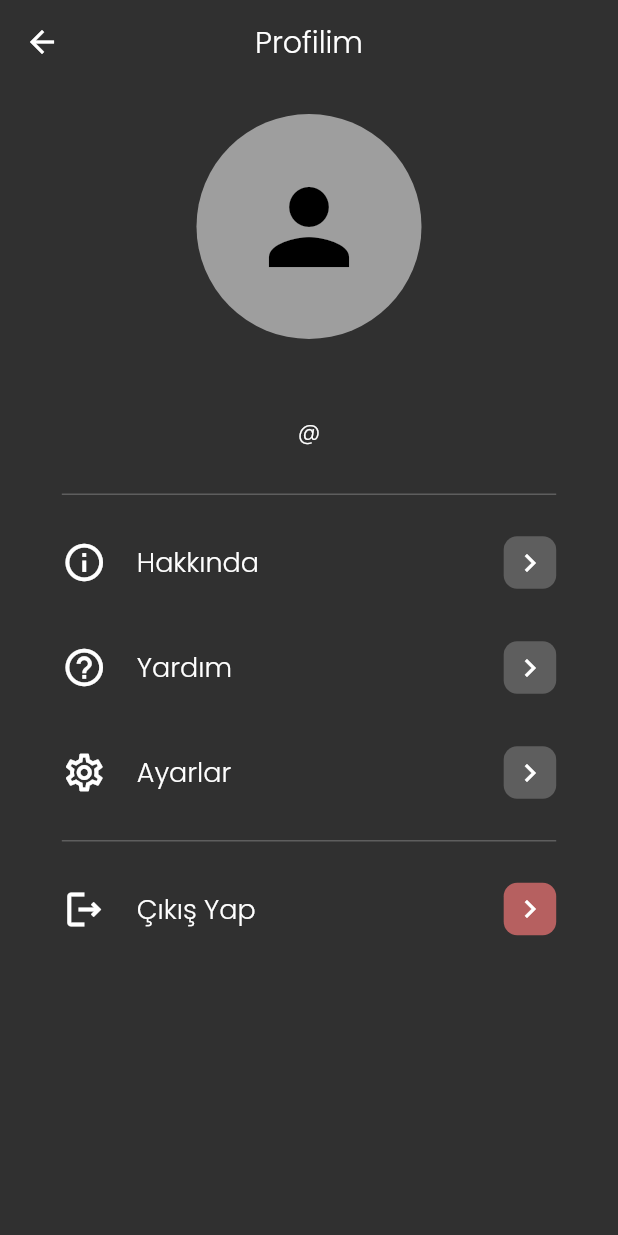
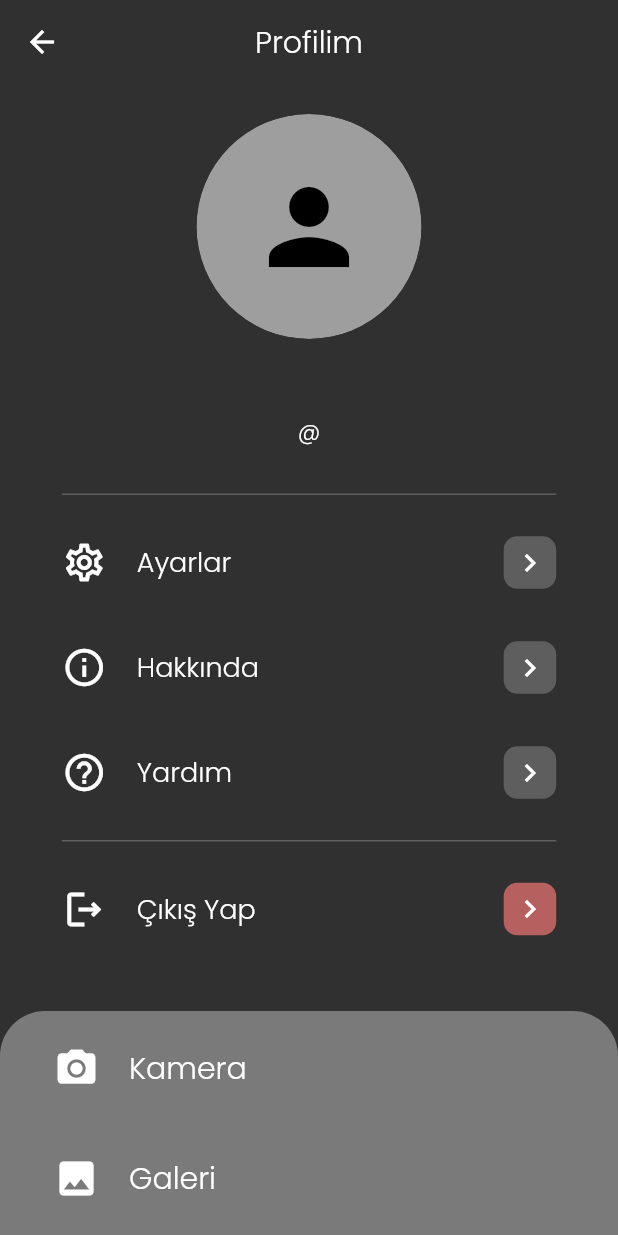
Before and after one commit to cemerenb/firebase_integrated_app, a Flutter app: the Profile screen opened directly with empty values, after a tap on the "person" icon, on a phone screen of 412 x 824 dp. Run offline on Flutter 3.47's test engine with Material 2 defaults, Android fonts, the phone set to English and light mode, and no system bars; our stand-ins replace cached_network_image, cloud_firestore, connectivity_plus, firebase_auth, firebase_core, firebase_storage and 3 more; missing offline and left inert: flutter_barcode_scanner, flutter_randomcolor, pattern_formatter, time_machine; accounts and stored records are empty; network calls fail.

Commit message:
Project done

```diff
--- a/lib/pages/add_item_search_result.dart
+++ b/lib/pages/add_item_search_result.dart
@@ -1,7 +1,7 @@
 import 'dart:developer';
 
 import 'package:cloud_firestore/cloud_firestore.dart';
-import 'package:pirim_depo/pages/add_inventory_data.dart';
+import 'package:pirim_depo/pages/add_Inventory_Data';
 import 'package:pirim_depo/utils/dialog.dart';
 import 'package:pirim_depo/utils/navigation.dart';
 import 'package:flutter/material.dart';
--- a/lib/pages/profile.dart
+++ b/lib/pages/profile.dart
@@ -1,67 +1,49 @@
-import 'dart:async';
 import 'dart:developer';
 import 'dart:io';
-
+import 'package:cloud_firestore/cloud_firestore.dart';
+import 'package:pirim_depo/pages/about.dart';
+import 'package:pirim_depo/pages/admin_switch.dart';
+import 'package:pirim_depo/pages/help.dart';
+import 'package:pirim_depo/pages/starting_page.dart';
+import 'package:pirim_depo/utils/get_data_firestore.dart';
+import 'package:flutter_cache_manager/flutter_cache_manager.dart';
 import 'package:cached_network_image/cached_network_image.dart';
-import 'package:cloud_firestore/cloud_firestore.dart';
 import 'package:firebase_auth/firebase_auth.dart';
 import 'package:firebase_storage/firebase_storage.dart';
 import 'package:flutter/material.dart';
-import 'package:flutter_cache_manager/flutter_cache_manager.dart';
 import 'package:image_picker/image_picker.dart';
-import 'package:pirim_depo/pages/about.dart';
-import 'package:pirim_depo/pages/admin_switch.dart';
-import 'package:pirim_depo/pages/help.dart';
-import 'package:pirim_depo/pages/settings.dart';
-import 'package:pirim_depo/pages/starting_page.dart';
-import 'package:pirim_depo/services/auth.dart';
-import 'package:pirim_depo/utils/get_data_firestore.dart';
-import 'package:pirim_depo/utils/navigation.dart';
-import 'package:pirim_depo/utils/text.dart';
-
+import '../services/auth.dart';
+import '../utils/navigation.dart';
 import 'login_page.dart';
 
-// ignore: must_be_immutable
 class Profile extends StatefulWidget {
-  late String profileImageUrl;
-  late String name;
-  late String userName;
-
-  Profile({
-    super.key,
-    required this.profileImageUrl,
-    required this.name,
-    required this.userName,
-  });
-
+  const Profile(
+      {Key? key,
+      required String profileImageUrl,
+      required String name,
+      required String userName})
+      : super(key: key);
   @override
   State<Profile> createState() => _ProfileState();
 }
 
 class _ProfileState extends State<Profile> {
   late bool hasProfileImage = false;
-  String profileImageUrl = '';
-  String lastProfileImageUrl = '';
-  late bool isVisible = false;
+  String profileImageUrl = "";
   var user = FirebaseAuth.instance.currentUser;
   var email = FirebaseAuth.instance.currentUser?.email.toString();
   var uid = FirebaseAuth.instance.currentUser!.uid.toString();
-
   @override
   void initState() {
+    super.initState();
+    getUserName(uid);
+    name = getName(uid);
     getIdNo(uid);
-
-    isVisible = getOwnerStatus(uid);
-    setState(() {});
-    getImage();
     checkProfileImage();
-    super.initState();
   }
 
   Future<void> checkProfileImage() async {
-    Reference ref = FirebaseStorage.instance
-        .ref()
-        .child("${FirebaseAuth.instance.currentUser?.uid}.jpg");
+    Reference ref = FirebaseStorage.instance.ref().child("${user?.uid}.jpg");
     try {
       String downloadUrl = await ref.getDownloadURL();
       if (downloadUrl.isNotEmpty) {
@@ -89,9 +71,7 @@ class _ProfileState extends State<Profile> {
                     color: Color.fromARGB(255, 122, 122, 122),
                     borderRadius: BorderRadius.only(
                         topLeft: Radius.circular(30),
-                  topRight: Radius.circular(30),
-                ),
-              ),
+                        topRight: Radius.circular(30))),
                 height: 150,
                 child: Column(
                   mainAxisAlignment: MainAxisAlignment.spaceEvenly,
@@ -99,17 +79,13 @@ class _ProfileState extends State<Profile> {
                     MaterialButton(
                       onPressed: () {
                         pickUploadImage(true);
-
-                      setState(() {
-                        log('setState');
-                      });
                       },
-                    child: SizedBox(
+                      child: const SizedBox(
                         height: 70,
                         child: Row(
                           mainAxisAlignment: MainAxisAlignment.start,
                           children: [
-                          const Padding(
+                            Padding(
                               padding: EdgeInsets.only(left: 20.0, right: 20),
                               child: Icon(
                                 Icons.photo_camera,
@@ -117,8 +93,8 @@ class _ProfileState extends State<Profile> {
                               ),
                             ),
                             Text(
-                            camera,
-                            style: const TextStyle(fontSize: 20),
+                              'Kamera',
+                              style: TextStyle(fontSize: 20),
                             )
                           ],
                         ),
@@ -126,18 +102,15 @@ class _ProfileState extends State<Profile> {
                     ),
                     MaterialButton(
                       onPressed: () {
-                      pickUploadImage(true);
-
-                      setState(() {
-                        log('setState');
-                      });
+                        Navigator.pop(context);
+                        pickUploadImage(false);
                       },
-                    child: SizedBox(
+                      child: const SizedBox(
                         height: 70,
                         child: Row(
                           mainAxisAlignment: MainAxisAlignment.start,
                           children: [
-                          const Padding(
+                            Padding(
                               padding: EdgeInsets.only(left: 20.0, right: 20),
                               child: Icon(
                                 Icons.photo,
@@ -145,8 +118,8 @@ class _ProfileState extends State<Profile> {
                               ),
                             ),
                             Text(
-                            gallery,
-                            style: const TextStyle(fontSize: 20),
+                              'Galeri',
+                              style: TextStyle(fontSize: 20),
                             )
                           ],
                         ),
@@ -157,11 +130,10 @@ class _ProfileState extends State<Profile> {
               );
             },
           );
-      },
-    );
+        });
   }
 
-  pickUploadImage(bool chose) async {
+  void pickUploadImage(bool chose) async {
     XFile? image;
     if (chose) {
       image = await ImagePicker().pickImage(
@@ -170,7 +142,6 @@ class _ProfileState extends State<Profile> {
         maxWidth: 512,
         imageQuality: 75,
       );
-      await checkProfileImage();
     } else if (!chose) {
       image = await ImagePicker().pickImage(
         source: ImageSource.gallery,
@@ -178,13 +149,10 @@ class _ProfileState extends State<Profile> {
         maxWidth: 512,
         imageQuality: 75,
       );
-      await checkProfileImage();
     }
-
     Reference ref = FirebaseStorage.instance
         .ref()
-        .child('${FirebaseAuth.instance.currentUser?.uid}.jpg');
-
+        .child("${FirebaseAuth.instance.currentUser?.uid}.jpg");
     await ref.putFile(File(image!.path));
     String downloadUrl = await ref.getDownloadURL();
     if (downloadUrl.isNotEmpty) {
@@ -194,7 +162,6 @@ class _ProfileState extends State<Profile> {
       });
     }
     final imageBytes = await ref.getData(10000000);
-
     // Put the image file in the cache
     await DefaultCacheManager().putFile(profileImageUrl, imageBytes!);
   }
@@ -206,124 +173,68 @@ class _ProfileState extends State<Profile> {
         automaticallyImplyLeading: false,
         leading: IconButton(
             onPressed: () async {
-            log('Profile name: ${widget.name}');
-            log('Profile userName: ${widget.userName}');
               Navigation.addRoute(
                   context,
                   StartPage(
                     email: getEmail(FirebaseAuth.instance.currentUser!.uid),
-                isAdmin: getAdminStatus(FirebaseAuth.instance.currentUser!.uid),
-                name: widget.name,
-                userName: widget.userName,
-              ),
-            );
+                    isAdmin:
+                        getAdminStatus(FirebaseAuth.instance.currentUser!.uid),
+                    name: getName(uid),
+                    userName: getUserName(uid),
+                  ));
             },
-          icon: const Icon(Icons.arrow_back),
-        ),
-        title: Text(profile),
+            icon: const Icon(Icons.arrow_back)),
+        title: const Text('Profilim'),
       ),
       body: Center(
         child: Column(
           children: [
-            hasProfileImage
-                ? GestureDetector(
-                    onTap: () async {
-                      userName = await getUserName(
-                          FirebaseAuth.instance.currentUser!.uid);
-
-                      name =
-                          await getName(FirebaseAuth.instance.currentUser!.uid);
-                      Timer.run(() {
-                        if (mounted) {
-                          Navigator.push(
-                              context,
-                              MaterialPageRoute(
-                                builder: (context) => Profile(
-                                  profileImageUrl: profileImageUrl.toString(),
-                                  name: name,
-                                  userName: userName,
-                                ),
-                              ));
-                        }
-                      });
+            Padding(
+              padding: const EdgeInsets.all(20.0),
+              child: GestureDetector(
+                  onTap: () {
+                    bottomSheet(context);
                   },
-                    child: Padding(
-                      padding: const EdgeInsets.all(6.0),
                   child: SizedBox(
                       height: 150,
                       width: 150,
                       child: ClipRRect(
                         borderRadius: BorderRadius.circular(100),
-                          child: CachedNetworkImage(
-                            imageUrl: getImage().toString(),
-                            imageBuilder: (context, imageProvider) => Container(
-                              decoration: BoxDecoration(
-                                shape: BoxShape.circle,
-                                image: DecorationImage(
+                        child: hasProfileImage
+                            ? CachedNetworkImage(
+                                key: UniqueKey(),
+                                imageUrl: profileImageUrl,
+                                placeholder: (context, url) =>
+                                    const CircularProgressIndicator(
+                                  strokeWidth: 20,
+                                  color: Colors.black,
+                                ),
+                                height: 50,
+                                width: 50,
                                 fit: BoxFit.cover,
-                                  image: NetworkImage(profileImageUrl),
-                                ),
-                              ),
-                            ),
-                            placeholder: (context, url) => Container(
-                              width: 150,
-                              height: 150,
-                              decoration: const BoxDecoration(
-                                shape: BoxShape.circle,
-                              ),
-                              child: const CircularProgressIndicator(),
-                            ),
-                            errorWidget: (context, url, error) => const Icon(
-                              Icons.error,
-                              color: Colors.red,
-                            ),
-                          ),
-                        ),
-                      ),
-                    ),
                               )
-                : Padding(
-                    padding: const EdgeInsets.all(20.0),
-                    child: GestureDetector(
-                      onTap: () async {
-                        userName = await getUserName(
-                            FirebaseAuth.instance.currentUser!.uid);
-                        name = await getName(
-                            FirebaseAuth.instance.currentUser!.uid);
-                        if (mounted) {
-                          Navigation.addRoute(
-                              context,
-                              Profile(
-                                profileImageUrl: profileImageUrl.toString(),
-                                name: name,
-                                userName: userName,
-                              ));
-                        }
-                      },
-                      child: Container(
+                            : Container(
                                 height: 150,
                                 width: 150,
                                 decoration: const BoxDecoration(
-                          color: Colors.grey,
-                          shape: BoxShape.circle,
-                        ),
+                                    color: Colors.grey, shape: BoxShape.circle),
                                 child: const Icon(
                                   Icons.person,
                                   size: 80,
                                   color: Colors.black,
                                 ),
                               ),
-                    ),
+                      ))),
             ),
             Center(
               child: Text(
-                widget.name.toString(),
+                name.toString(),
                 style: const TextStyle(fontSize: 20),
               ),
             ),
             Center(
               child: Text(
-                '@${widget.userName.toString()}',
+                "@${userName.toString()}",
                 style: const TextStyle(fontSize: 15),
               ),
             ),
@@ -333,6 +244,38 @@ class _ProfileState extends State<Profile> {
                 color: const Color.fromARGB(97, 168, 168, 168),
                 height: 1,
                 width: MediaQuery.of(context).size.width * 0.8,
+              ),
+            ),
+            MaterialButton(
+              onPressed: () {},
+              child: SizedBox(
+                height: 70,
+                width: MediaQuery.of(context).size.width * 0.8,
+                child: Row(
+                  mainAxisAlignment: MainAxisAlignment.spaceAround,
+                  children: [
+                    const Icon(
+                      Icons.settings_outlined,
+                      size: 30,
+                    ),
+                    const Padding(
+                      padding: EdgeInsets.only(left: 20),
+                      child: Text(
+                        'Ayarlar',
+                        style: TextStyle(
+                            fontSize: 18, fontWeight: FontWeight.w500),
+                      ),
+                    ),
+                    const Spacer(),
+                    Container(
+                        height: 35,
+                        width: 35,
+                        decoration: BoxDecoration(
+                            color: const Color.fromARGB(97, 168, 168, 168),
+                            borderRadius: BorderRadius.circular(9)),
+                        child: const Icon(Icons.keyboard_arrow_right))
+                  ],
+                ),
               ),
             ),
             MaterialButton(
@@ -349,14 +292,12 @@ class _ProfileState extends State<Profile> {
                       Icons.info_outline,
                       size: 30,
                     ),
-                    Padding(
-                      padding: const EdgeInsets.only(left: 20),
+                    const Padding(
+                      padding: EdgeInsets.only(left: 20),
                       child: Text(
-                        about,
-                        style: const TextStyle(
-                          fontSize: 18,
-                          fontWeight: FontWeight.w500,
-                        ),
+                        'Hakkında',
+                        style: TextStyle(
+                            fontSize: 18, fontWeight: FontWeight.w500),
                       ),
                     ),
                     const Spacer(),
@@ -365,10 +306,8 @@ class _ProfileState extends State<Profile> {
                         width: 35,
                         decoration: BoxDecoration(
                             color: const Color.fromARGB(97, 168, 168, 168),
-                        borderRadius: BorderRadius.circular(9),
-                      ),
-                      child: const Icon(Icons.keyboard_arrow_right),
-                    ),
+                            borderRadius: BorderRadius.circular(9)),
+                        child: const Icon(Icons.keyboard_arrow_right))
                   ],
                 ),
               ),
@@ -378,9 +317,8 @@ class _ProfileState extends State<Profile> {
                 Navigation.addRoute(context, const Help());
               },
               child: Container(
-                decoration: BoxDecoration(
-                  borderRadius: BorderRadius.circular(10),
-                ),
+                decoration:
+                    BoxDecoration(borderRadius: BorderRadius.circular(10)),
                 height: 70,
                 width: MediaQuery.of(context).size.width * 0.8,
                 child: Row(
@@ -390,49 +328,11 @@ class _ProfileState extends State<Profile> {
                       Icons.help_outline,
                       size: 30,
                     ),
-                    Padding(
-                      padding: const EdgeInsets.only(left: 20),
+                    const Padding(
+                      padding: EdgeInsets.only(left: 20),
                       child: Text(
-                        help,
-                        style: const TextStyle(
-                          fontSize: 18,
-                          fontWeight: FontWeight.w500,
-                        ),
-                      ),
-                    ),
-                    const Spacer(),
-                    Container(
-                      height: 35,
-                      width: 35,
-                      decoration: BoxDecoration(
-                        color: const Color.fromARGB(97, 168, 168, 168),
-                        borderRadius: BorderRadius.circular(9),
-                      ),
-                      child: const Icon(Icons.keyboard_arrow_right),
-                    ),
-                  ],
-                ),
-              ),
-            ),
-            MaterialButton(
-              onPressed: () {
-                Navigation.addRoute(context, const SettingsPage());
-              },
-              child: SizedBox(
-                height: 70,
-                width: MediaQuery.of(context).size.width * 0.8,
-                child: Row(
-                  mainAxisAlignment: MainAxisAlignment.spaceAround,
-                  children: [
-                    const Icon(
-                      Icons.settings_outlined,
-                      size: 30,
-                    ),
-                    Padding(
-                      padding: const EdgeInsets.only(left: 20),
-                      child: Text(
-                        settings,
-                        style: const TextStyle(
+                        'Yardım',
+                        style: TextStyle(
                             fontSize: 18, fontWeight: FontWeight.w500),
                       ),
                     ),
@@ -449,15 +349,14 @@ class _ProfileState extends State<Profile> {
               ),
             ),
             Visibility(
-              visible: isVisible,
+              visible: getOwnerStatus(FirebaseAuth.instance.currentUser!.uid),
               child: MaterialButton(
                 onPressed: () {
                   Navigation.addRoute(context, const AdminSwitchPage());
                 },
                 child: Container(
-                  decoration: BoxDecoration(
-                    borderRadius: BorderRadius.circular(10),
-                  ),
+                  decoration:
+                      BoxDecoration(borderRadius: BorderRadius.circular(10)),
                   height: 70,
                   width: MediaQuery.of(context).size.width * 0.8,
                   child: Row(
@@ -467,14 +366,12 @@ class _ProfileState extends State<Profile> {
                         Icons.admin_panel_settings_outlined,
                         size: 30,
                       ),
-                      Padding(
-                        padding: const EdgeInsets.only(left: 20),
+                      const Padding(
+                        padding: EdgeInsets.only(left: 20),
                         child: Text(
-                          adminPanel,
-                          style: const TextStyle(
-                            fontSize: 18,
-                            fontWeight: FontWeight.w500,
-                          ),
+                          'Yönetici Paneli',
+                          style: TextStyle(
+                              fontSize: 18, fontWeight: FontWeight.w500),
                         ),
                       ),
                       const Spacer(),
@@ -483,10 +380,8 @@ class _ProfileState extends State<Profile> {
                           width: 35,
                           decoration: BoxDecoration(
                               color: const Color.fromARGB(97, 168, 168, 168),
-                          borderRadius: BorderRadius.circular(9),
-                        ),
-                        child: const Icon(Icons.keyboard_arrow_right),
-                      ),
+                              borderRadius: BorderRadius.circular(9)),
+                          child: const Icon(Icons.keyboard_arrow_right))
                     ],
                   ),
                 ),
@@ -507,15 +402,12 @@ class _ProfileState extends State<Profile> {
                     .doc(FirebaseAuth.instance.currentUser!.uid)
                     .update({'isLogedIn': 0});
                 AuthService.signOut();
-                if (mounted) {
+                // ignore: use_build_context_synchronously
                 Navigator.pushAndRemoveUntil(
                   context,
-                    MaterialPageRoute(
-                      builder: (context) => const LoginPage(),
-                    ),
+                  MaterialPageRoute(builder: (context) => const LoginPage()),
                   (route) => false,
                 );
-                }
               },
               child: SizedBox(
                 height: 70,
@@ -527,14 +419,12 @@ class _ProfileState extends State<Profile> {
                       Icons.logout_outlined,
                       size: 30,
                     ),
-                    Padding(
-                      padding: const EdgeInsets.only(left: 20),
+                    const Padding(
+                      padding: EdgeInsets.only(left: 20),
                       child: Text(
-                        logOut,
-                        style: const TextStyle(
-                          fontSize: 18,
-                          fontWeight: FontWeight.w500,
-                        ),
+                        'Çıkış Yap',
+                        style: TextStyle(
+                            fontSize: 18, fontWeight: FontWeight.w500),
                       ),
                     ),
                     const Spacer(),
@@ -543,10 +433,8 @@ class _ProfileState extends State<Profile> {
                         width: 35,
                         decoration: BoxDecoration(
                             color: const Color.fromARGB(187, 231, 113, 113),
-                        borderRadius: BorderRadius.circular(9),
-                      ),
-                      child: const Icon(Icons.keyboard_arrow_right),
-                    ),
+                            borderRadius: BorderRadius.circular(9)),
+                        child: const Icon(Icons.keyboard_arrow_right))
                   ],
                 ),
               ),
@@ -555,12 +443,6 @@ class _ProfileState extends State<Profile> {
         ),
       ),
     );
-  }
-
-  getImage() {
-    checkProfileImage();
-    return profileImageUrl;
-  }
   }
 
   TextField inputDecoration(String hintText) {
@@ -572,10 +454,10 @@ TextField inputDecoration(String hintText) {
       decoration: InputDecoration(
           disabledBorder: OutlineInputBorder(
               borderRadius: BorderRadius.circular(15),
-        borderSide: const BorderSide(color: Color.fromARGB(255, 66, 66, 66)),
-      ),
+              borderSide:
+                  const BorderSide(color: Color.fromARGB(255, 66, 66, 66))),
           hintText: hintText,
-      contentPadding: const EdgeInsets.all(15.0),
-    ),
+          contentPadding: const EdgeInsets.all(15.0)),
     );
   }
+}
--- a/lib/pages/starting_page.dart
+++ b/lib/pages/starting_page.dart
@@ -5,7 +5,7 @@ import 'package:cached_network_image/cached_network_image.dart';
 import 'package:firebase_auth/firebase_auth.dart';
 import 'package:flutter/material.dart';
 import 'package:flutter/services.dart';
-import 'package:pirim_depo/pages/add_inventory_data.dart';
+import 'package:pirim_depo/pages/add_Inventory_Data';
 import 'package:pirim_depo/pages/add_item.dart';
 import 'package:pirim_depo/pages/profile.dart';
 import 'package:pirim_depo/pages/scan_result.dart';
--- a/lib/utils/dialog.dart
+++ b/lib/utils/dialog.dart
@@ -1,7 +1,7 @@
 import 'package:flutter/material.dart';
 import 'package:pirim_depo/utils/text.dart';
 
-import '../pages/add_inventory_data.dart';
+import '../pages/add_Inventory_Data';
 
 Future<void> showMyDialog(context, String data) async {
   return showDialog<void>(
```
Also changed, not shown: 2 other files. Lines whose indentation alone changed are shown as unchanged.
